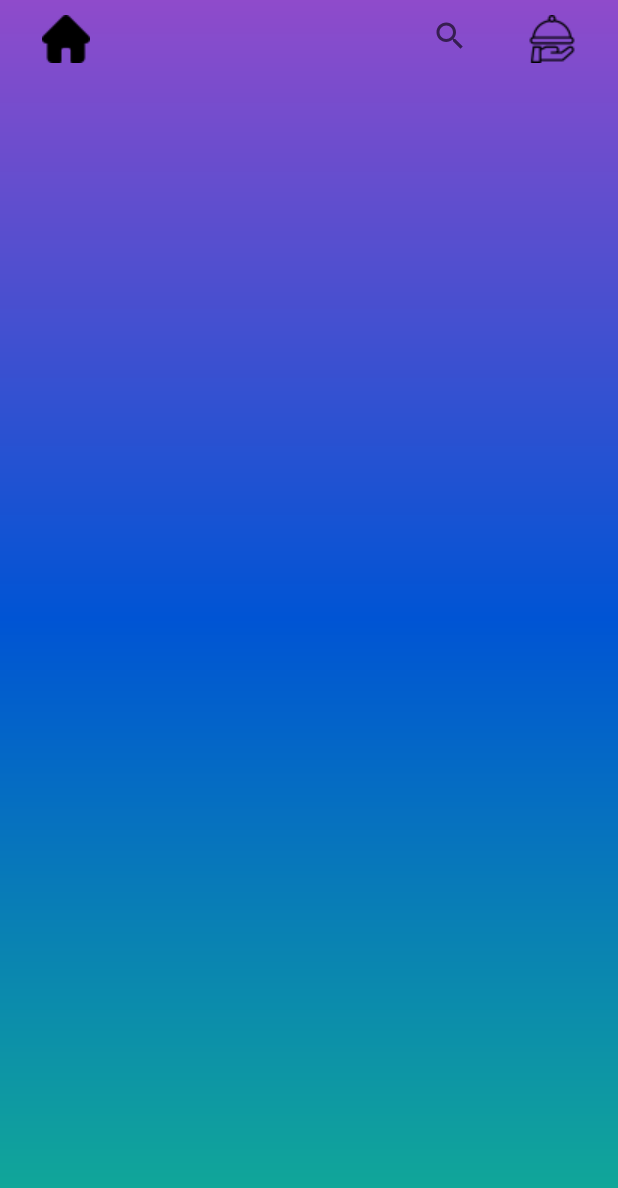
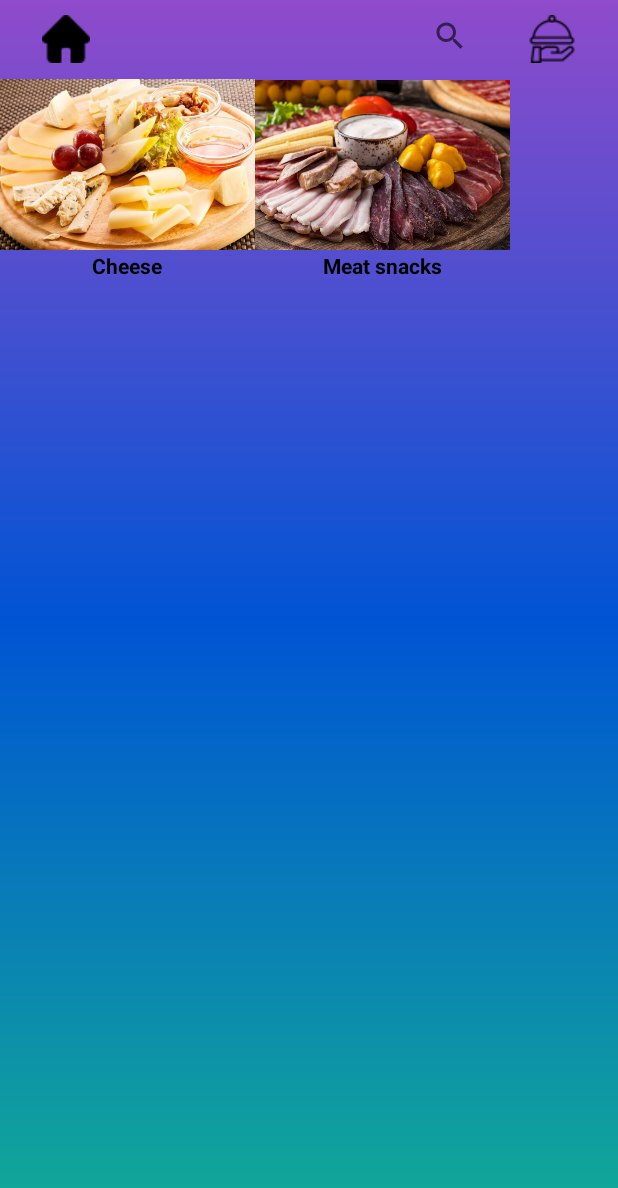
Before and after one commit to Yurik-Minasyan/Nyam_Nyam, an Android app: the Cart screen opened directly, with no data from a screen before it, on a phone screen of 412 x 824 dp. Shown: the top 1188 px of the screen. Run offline under Robolectric (Android 15) with nearby library versions, the phone set to English and light mode, and no system bars; 2 statements that could not run were skipped.

Commit message:
You can order cheese

```diff
--- a/app/src/main/java/com/example/nyam_nyam/Cart.java
+++ b/app/src/main/java/com/example/nyam_nyam/Cart.java
@@ -9,6 +9,7 @@ import android.os.Bundle;
 import android.view.View;
 import android.widget.AdapterView;
 import android.widget.ArrayAdapter;
+import android.widget.Checkable;
 import android.widget.LinearLayout;
 import android.widget.ListView;
 import android.widget.SearchView;
@@ -19,11 +20,14 @@ import java.util.ArrayList;
 public class Cart extends AppCompatActivity {
     SearchView sw;
     LinearLayout meat;
+    LinearLayout cheese;
     ListView lw;
     ArrayList<String> array;
     ArrayAdapter<String> adapter;
     int meat_n;
-    TextView tv;
+    int cheese_n;
+    TextView meat_p;
+    TextView cheese_p;
     @SuppressLint("MissingInflatedId")
     @Override
     protected void onCreate(Bundle savedInstanceState) {
@@ -31,10 +35,12 @@ public class Cart extends AppCompatActivity {
         this. setRequestedOrientation(ActivityInfo. SCREEN_ORIENTATION_PORTRAIT);
         setContentView(R.layout.activity_cart);
         meat = findViewById(R.id.meat_Lay);
+        cheese = findViewById(R.id.cheese);
         sw = findViewById(R.id.search);
         lw = findViewById(R.id.list);
         lw.setVisibility(View.GONE);
-        tv = findViewById(R.id.textView2);
+        meat_p = findViewById(R.id.textView2);
+        cheese_p = findViewById(R.id.chesse_pr);
         array = new ArrayList<>();
         array.add("Մսային նախուտեստներ");//0
         array.add("Պանրի տեսականի");//1
@@ -142,9 +148,14 @@ public class Cart extends AppCompatActivity {
         Food_Nubers food_nubers = (Food_Nubers) getApplicationContext();
 
         meat_n = Integer.parseInt(food_nubers.getMeat());
+        cheese_n = Integer.parseInt(food_nubers.getCheese());
         if(meat_n > 0){
             meat.setVisibility(View.VISIBLE);
-            tv.setText(meat_n * 3000 + " amd" );
+            meat_p.setText(meat_n * 3000 + " amd" );
+        }
+        if(cheese_n > 0){
+            cheese.setVisibility(View.VISIBLE);
+            cheese_p.setText(cheese_n * 2500 + " amd" );
         }
     }
     public void home_c(View view){
--- a/app/src/main/res/layout/activity_cart.xml
+++ b/app/src/main/res/layout/activity_cart.xml
@@ -71,13 +71,11 @@
     </LinearLayout>
 
     <LinearLayout
+        android:id="@+id/meat_Lay"
         android:layout_width="wrap_content"
         android:layout_height="wrap_content"
         android:orientation="vertical"
-        android:id="@+id/meat_Lay"
-        android:visibility="gone"
-        android:layout_marginStart="10dp"
-        app:layout_constraintStart_toStartOf="parent"
+        app:layout_constraintStart_toEndOf="@+id/cheese"
         app:layout_constraintTop_toBottomOf="@+id/linearLayout10">
 
         <ImageView
@@ -102,7 +100,7 @@
             android:layout_width="match_parent"
             android:layout_height="wrap_content"
             android:gravity="center"
-            android:text="3000 amd"
+            android:text=""
             android:textAlignment="center"
             android:textColor="@color/black"
             android:textStyle="bold" />
@@ -110,5 +108,41 @@
 
     </LinearLayout>
 
+    <LinearLayout
+        android:id="@+id/cheese"
+        android:layout_width="wrap_content"
+        android:layout_height="wrap_content"
+        android:orientation="vertical"
+        app:layout_constraintStart_toStartOf="parent"
+        app:layout_constraintTop_toBottomOf="@+id/linearLayout10">
+
+        <ImageView
+            android:id="@+id/imageView5"
+            android:layout_width="170dp"
+            android:layout_height="115dp"
+
+            app:srcCompat="@drawable/panir" />
+
+        <TextView
+            android:id="@+id/textView4"
+            android:layout_width="170dp"
+            android:layout_height="wrap_content"
+            android:layout_weight="1"
+            android:gravity="center"
+            android:text="@string/cheese"
+            android:textColor="@color/black"
+            android:textStyle="bold" />
+
+        <TextView
+            android:id="@+id/chesse_pr"
+            android:layout_width="match_parent"
+            android:layout_height="wrap_content"
+            android:gravity="center"
+            android:text=""
+            android:textAlignment="center"
+            android:textColor="@color/black"
+            android:textStyle="bold" />
+    </LinearLayout>
+
 
 </androidx.constraintlayout.widget.ConstraintLayout>
--- a/app/src/main/res/layout/activity_naxutest.xml
+++ b/app/src/main/res/layout/activity_naxutest.xml
@@ -100,7 +100,7 @@
             android:layout_width="match_parent"
             android:layout_height="wrap_content"
             android:gravity="center"
-            android:text="2500դր/др/amd"
+            android:text="2500 amd"
             android:textAlignment="center"
             android:textColor="@color/black"
             android:textStyle="bold" />
```
